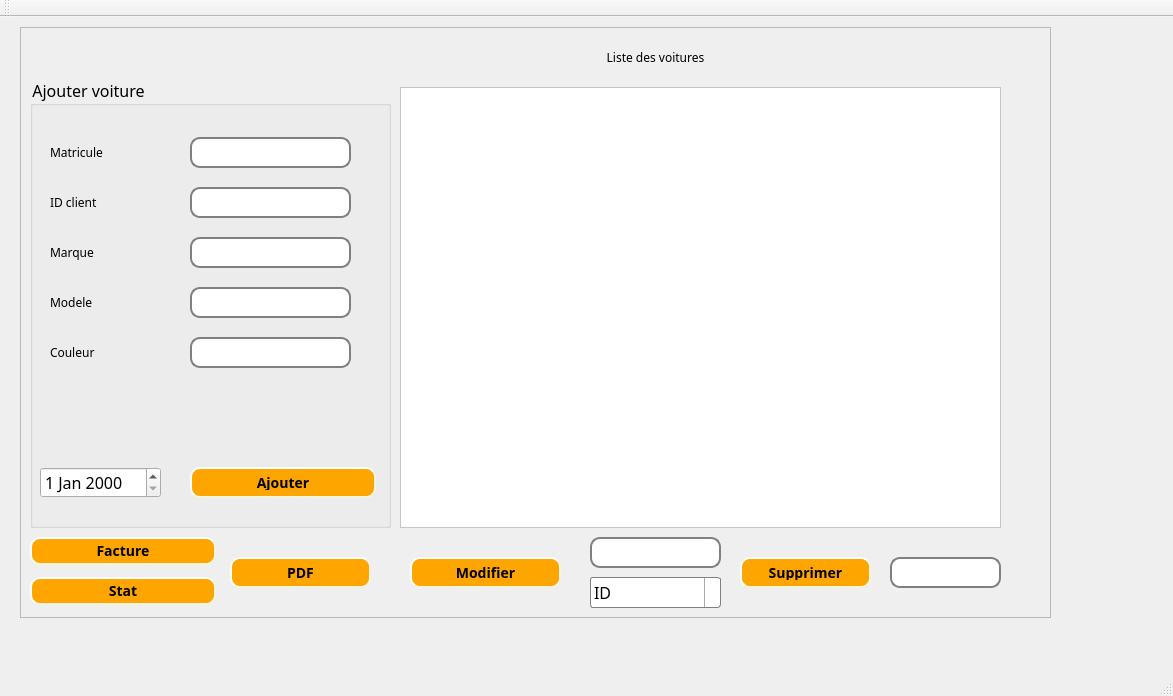
Above: mainwindow.ui from firastourki99/smartgarage before the change. Below: the same form after it.
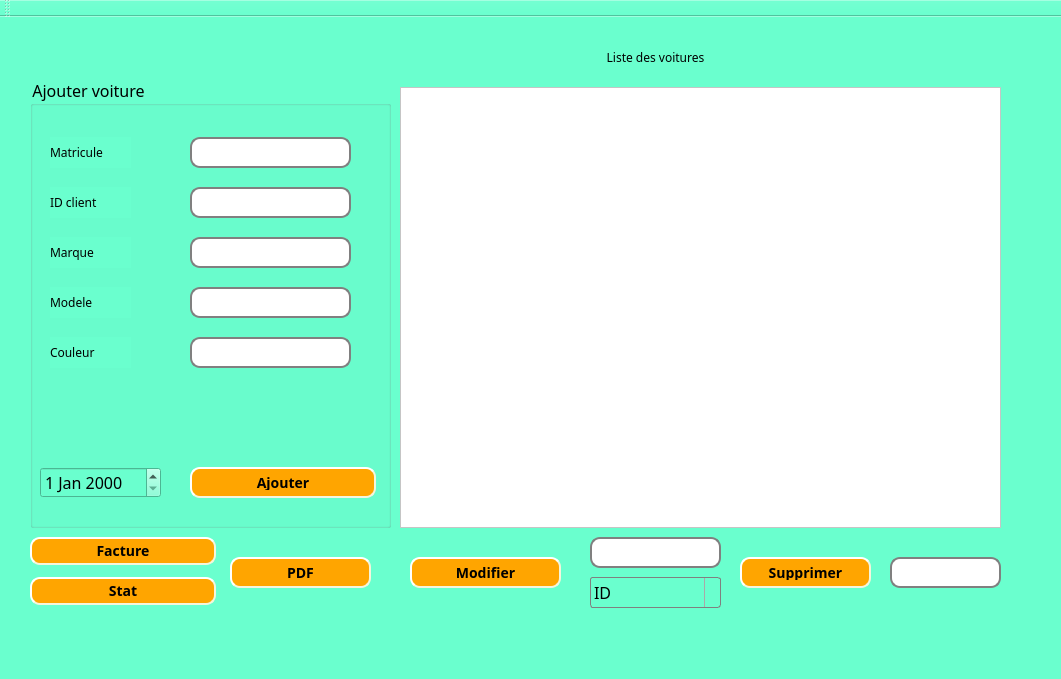
That is the form after the change. Icons and pictures are not drawn.

Commit message: background color

The edit to the form file:
```diff
--- a/mainwindow.ui
+++ b/mainwindow.ui
@@ -6,8 +6,8 @@
    <rect>
     <x>0</x>
     <y>0</y>
-    <width>1173</width>
-    <height>696</height>
+    <width>1061</width>
+    <height>679</height>
    </rect>
   </property>
   <property name="windowTitle">
@@ -15,6 +15,12 @@
   </property>
   <property name="styleSheet">
    <string notr="true">*{
+	
+	
+	
+	
+	background-color: rgb(170, 255, 127);
+	background-color: rgb(106, 255, 206);
 	font-family : century gothic;
 	font-size : 16px;
 }
@@ -106,7 +112,7 @@
        <x>0</x>
        <y>0</y>
        <width>1071</width>
-       <height>611</height>
+       <height>591</height>
       </rect>
      </property>
      <property name="styleSheet">
```
Left out of the diff: 2 changed lines with no effect on the pictures. The commit also changes 1 other file.
